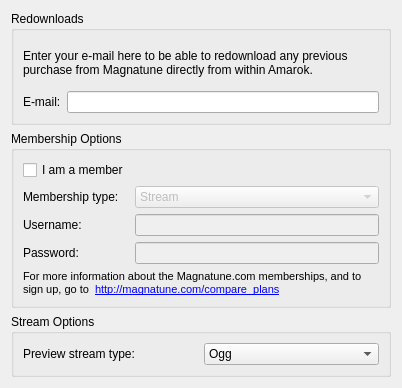
First picture: the form in src/services/magnatune/MagnatuneConfigWidget.ui, repository netrunner-debian-kde-extras/amarok, before the edit.
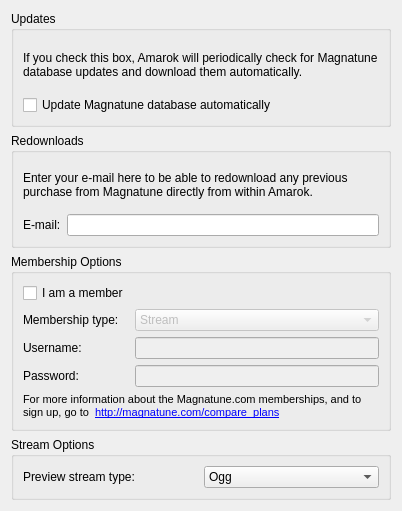
Second picture: the form after the edit. Custom widgets are drawn as their Qt base class.

What changed in the file:
```diff
--- a/src/services/magnatune/MagnatuneConfigWidget.ui
+++ b/src/services/magnatune/MagnatuneConfigWidget.ui
@@ -7,10 +7,36 @@
     <x>0</x>
     <y>0</y>
     <width>402</width>
-    <height>388</height>
+    <height>511</height>
    </rect>
   </property>
   <layout class="QVBoxLayout" name="verticalLayout">
+   <item>
+    <widget class="QGroupBox" name="groupBox_4">
+     <property name="title">
+      <string>Updates</string>
+     </property>
+     <layout class="QGridLayout" name="gridLayout_2">
+      <item row="0" column="0">
+       <widget class="QLabel" name="label_8">
+        <property name="text">
+         <string>If you check this box, Amarok will periodically check for Magnatune database updates and download them automatically.</string>
+        </property>
+        <property name="wordWrap">
+         <bool>true</bool>
+        </property>
+       </widget>
+      </item>
+      <item row="1" column="0">
+       <widget class="QCheckBox" name="autoUpdateDatabase">
+        <property name="text">
+         <string>Update Magnatune database automatically</string>
+        </property>
+       </widget>
+      </item>
+     </layout>
+    </widget>
+   </item>
    <item>
     <widget class="QGroupBox" name="groupBox_3">
      <property name="title">
```
